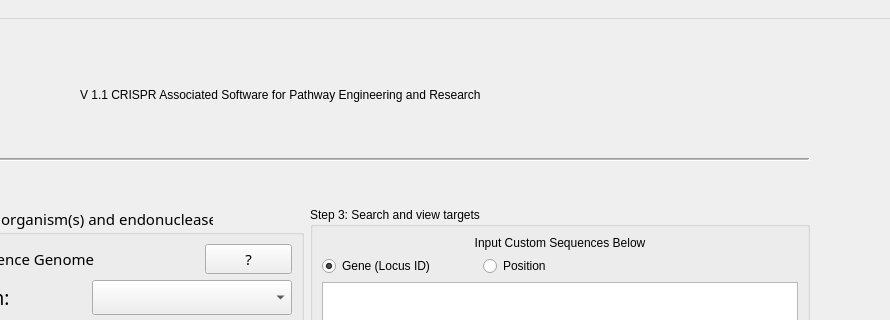
Before: the Qt Designer form CASPER_main.ui in TrinhLab/CASPERapp, drawn with Qt 5; both pictures show x 363 to 1253 and y 0 to 320 of the 1440 by 786 pixel window.
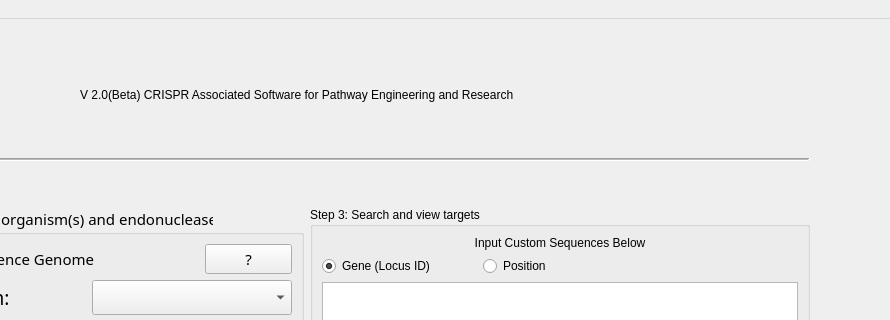
After: the same form once the commit is applied.

Diff of the .ui file:
```diff
--- a/CASPER_main.ui
+++ b/CASPER_main.ui
@@ -61,7 +61,7 @@
        <string notr="true">font: 14pt &quot;Sans Serif&quot;;</string>
       </property>
       <property name="text">
-       <string>V 1.1 CRISPR Associated Software for Pathway Engineering and Research</string>
+       <string>V 2.0(Beta) CRISPR Associated Software for Pathway Engineering and Research</string>
       </property>
      </widget>
     </item>
```
